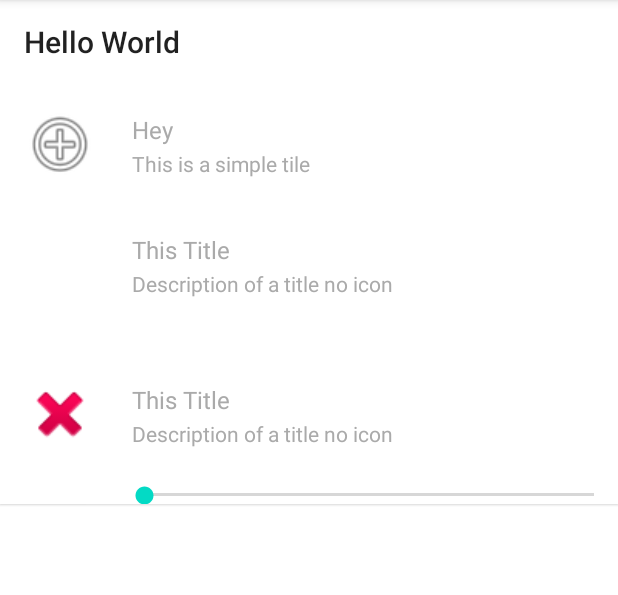
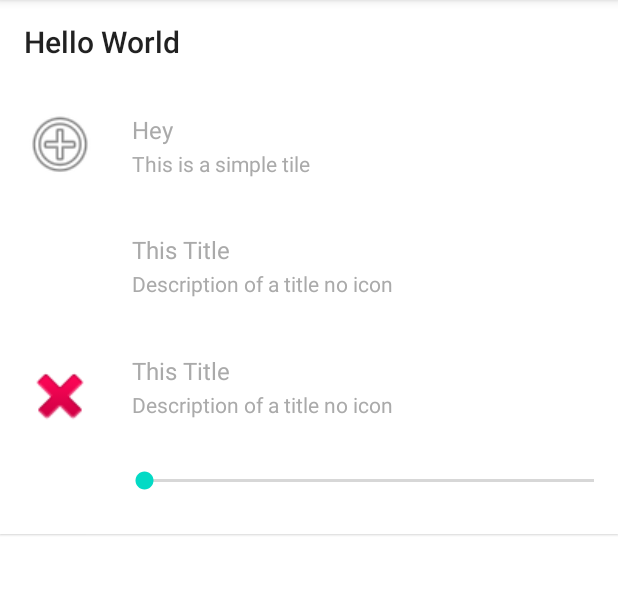
Before and after one commit to Idan503/MySettingsScreen, an Android app: the screen it shows after launch (MySettingsActivity), on a phone screen of 412 x 824 dp, the part 84-679 px from its top. Run offline under Robolectric (Android 15) with nearby library versions, the phone set to English and light mode, and no system bars.

Commit message:
Reformatted inner tile text layout

```diff
--- a/MySettingsScreen/src/main/java/com/idankorenisraeli/mysettingsscreen/activity/MySettingsActivity.java
+++ b/MySettingsScreen/src/main/java/com/idankorenisraeli/mysettingsscreen/activity/MySettingsActivity.java
@@ -35,7 +35,7 @@ public class MySettingsActivity extends AppCompatActivity {
         ArrayList<SettingsTileData<?>> dataTiles = new ArrayList<>();
         dataTiles.add(new ClickableTileData("Hey", "This is a simple tile")
                 .setIconId(android.R.drawable.ic_menu_add));
-        dataTiles.add(new TitleTileData("This Title", "Description of a title no icon").setInvisibleIcon(true));
+        dataTiles.add(new ClickableTileData("This Title", "Description of a title no icon").setInvisibleIcon(true));
         dataTiles.add(new SeekbarTileData("This Title", "Description of a title no icon")
             .setOnChange(new SeekBar.OnSeekBarChangeListener() {
                 @Override
--- a/MySettingsScreen/src/main/java/com/idankorenisraeli/mysettingsscreen/tile_holder/SettingsTileHolder.java
+++ b/MySettingsScreen/src/main/java/com/idankorenisraeli/mysettingsscreen/tile_holder/SettingsTileHolder.java
@@ -4,6 +4,7 @@ import android.graphics.drawable.Drawable;
 import android.service.autofill.VisibilitySetterAction;
 import android.view.View;
 import android.widget.ImageView;
+import android.widget.LinearLayout;
 import android.widget.TextView;
 
 import androidx.core.content.ContextCompat;
@@ -18,6 +19,7 @@ public abstract class SettingsTileHolder extends RecyclerView.ViewHolder {
     private ImageView iconImage;
 
 
+
     public SettingsTileHolder(View itemView) {
         super(itemView);
         findViews();
@@ -25,8 +27,9 @@ public abstract class SettingsTileHolder extends RecyclerView.ViewHolder {
 
 
     protected void findViews(){
-        titleText = itemView.findViewById(R.id.tile_LBL_title);
-        descriptionText = itemView.findViewById(R.id.tile_LBL_description);
+        LinearLayout innerTextLayout = itemView.findViewById(R.id.tile_INC_text);
+        titleText = innerTextLayout.findViewById(R.id.tile_LBL_title);
+        descriptionText = innerTextLayout.findViewById(R.id.tile_LBL_description);
         iconImage = itemView.findViewById(R.id.tile_IMG_icon);
     }
 
--- a/MySettingsScreen/src/main/java/com/idankorenisraeli/mysettingsscreen/tile_holder/TitleTileHolder.java
+++ b/MySettingsScreen/src/main/java/com/idankorenisraeli/mysettingsscreen/tile_holder/TitleTileHolder.java
@@ -17,7 +17,7 @@ public class TitleTileHolder extends SettingsTileHolder{
 
 
     @Override
-    public void setData(SettingsTileData tileObject) {
+    public void setData(SettingsTileData<?> tileObject) {
         super.setData(tileObject);
         TitleTileData mData = (TitleTileData) tileObject;
 
--- a/MySettingsScreen/src/main/res/layout/clickable_tile_layout.xml
+++ b/MySettingsScreen/src/main/res/layout/clickable_tile_layout.xml
@@ -16,21 +16,11 @@
             android:visibility="gone"
             />
 
-        <LinearLayout
-            android:id="@id/tile_LAY_text"
-            style="@style/InnerTileLayout"
-            android:layout_toEndOf="@id/tile_IMG_icon"
-            >
-
-            <TextView
-                android:id="@id/tile_LBL_title"
-                style="@style/TextView.TileTitle" />
-
-            <TextView
-                android:id="@id/tile_LBL_description"
-                style="@style/TextView.TileDescription" />
-
-        </LinearLayout>
+        <include
+            style="@style/IncludeTileText"
+            layout="@layout/text_inner_tile_layout"
+            android:id="@id/tile_INC_text"
+            />
 
     </RelativeLayout>
 
--- a/MySettingsScreen/src/main/res/layout/seekbar_tile_layout.xml
+++ b/MySettingsScreen/src/main/res/layout/seekbar_tile_layout.xml
@@ -1,45 +1,41 @@
 <?xml version="1.0" encoding="utf-8"?>
 <com.google.android.material.card.MaterialCardView xmlns:android="http://schemas.android.com/apk/res/android"
     xmlns:app="http://schemas.android.com/apk/res-auto"
+    xmlns:tools="http://schemas.android.com/tools"
     android:id="@id/tile_CARD_card"
     style="@style/TileCard"
-    android:layout_height="120dp">
+    android:layout_height="140dp">
 
 
     <RelativeLayout
         android:layout_width="match_parent"
-        android:layout_height="match_parent">
+        android:layout_height="match_parent"
+        android:paddingTop="8dp"
+        android:paddingBottom="8dp">
 
         <ImageView
             android:id="@id/tile_IMG_icon"
             style="@style/TileIcon"
+            android:layout_alignParentTop="true"
             android:contentDescription="@string/settings_icon"
             android:visibility="gone"
             />
 
-        <LinearLayout
-            android:id="@id/tile_LAY_text"
-            style="@style/InnerTileLayout"
-            android:layout_toEndOf="@id/tile_IMG_icon">
+        <include
+            style="@style/IncludeTileText"
+            android:layout_alignParentTop="true"
+            layout="@layout/text_inner_tile_layout"
+            android:id="@id/tile_INC_text"
+            tools:ignore="IncludeLayoutParam" />
 
-            <TextView
-                android:id="@id/tile_LBL_title"
-                style="@style/TextView.TileTitle" />
-
-            <TextView
-                android:id="@id/tile_LBL_description"
-                style="@style/TextView.TileDescription" />
-
-        </LinearLayout>
 
         <SeekBar
             android:layout_width="match_parent"
             android:layout_height="match_parent"
-            android:paddingTop="15dp"
-            android:layout_gravity="bottom"
-            android:layout_below="@id/tile_LAY_text"
+            android:paddingTop="4dp"
             android:layout_toEndOf="@id/tile_IMG_icon"
             android:id="@id/tile_SB_seekbar"
+            android:layout_below="@id/tile_INC_text"
             />
 
     </RelativeLayout>
--- a/MySettingsScreen/src/main/res/layout/switch_tile_layout.xml
+++ b/MySettingsScreen/src/main/res/layout/switch_tile_layout.xml
@@ -17,20 +17,11 @@
             android:visibility="gone"
             />
 
-        <LinearLayout
-            android:id="@id/tile_LAY_text"
-            style="@style/InnerTileLayout"
-            android:layout_toEndOf="@id/tile_IMG_icon">
-
-            <TextView
-                android:id="@id/tile_LBL_title"
-                style="@style/TextView.TileTitle" />
-
-            <TextView
-                android:id="@id/tile_LBL_description"
-                style="@style/TextView.TileDescription" />
-
-        </LinearLayout>
+        <include
+            style="@style/IncludeTileText"
+            layout="@layout/text_inner_tile_layout"
+            android:id="@id/tile_INC_text"
+            />
 
 
 
--- /dev/null
+++ b/MySettingsScreen/src/main/res/layout/text_inner_tile_layout.xml
@@ -0,0 +1,17 @@
+<?xml version="1.0" encoding="utf-8"?>
+<LinearLayout
+    xmlns:android="http://schemas.android.com/apk/res/android" android:layout_width="match_parent"
+    android:layout_height="match_parent"
+    android:id="@id/tile_LAY_text"
+    style="@style/InnerTileTextLayout">
+
+        <TextView
+            android:id="@id/tile_LBL_title"
+            style="@style/TextView.TileTitle.Resizable" />
+
+        <TextView
+            android:id="@id/tile_LBL_description"
+            style="@style/TextView.TileDescription.Resizable" />
+
+
+</LinearLayout>
--- a/MySettingsScreen/src/main/res/layout/title_tile_layout.xml
+++ b/MySettingsScreen/src/main/res/layout/title_tile_layout.xml
@@ -16,21 +16,12 @@
             android:visibility="gone"
             />
 
-        <LinearLayout
-            android:id="@id/tile_LAY_text"
-            android:layout_toEndOf="@id/tile_IMG_icon"
-            style="@style/InnerTileLayout">
 
-            <TextView
-                android:id="@id/tile_LBL_title"
-                style="@style/TextView.TileTitle.Resizable" />
-
-            <TextView
-                android:id="@id/tile_LBL_description"
-                style="@style/TextView.TileDescription.Resizable" />
-
-        </LinearLayout>
-
+        <include
+            style="@style/IncludeTileText"
+            layout="@layout/text_inner_tile_layout"
+            android:id="@id/tile_INC_text"
+            />
 
     </RelativeLayout>
 
--- a/MySettingsScreen/src/main/res/values/ids.xml
+++ b/MySettingsScreen/src/main/res/values/ids.xml
@@ -3,6 +3,7 @@
 
     <!-- Common Views IDS -->
     <item name="tile_LAY_text" type="id"/>
+    <item name="tile_INC_text" type="id"/>
     <item name="tile_CARD_card" type="id"/>
     <item name="tile_IMG_icon" type="id"/>
     <item name="tile_LBL_title" type="id"/>
--- a/MySettingsScreen/src/main/res/values/themes.xml
+++ b/MySettingsScreen/src/main/res/values/themes.xml
@@ -32,13 +32,20 @@
     </style>
 
 
-    <!-- Inner Layout of Tiles -->
-
-    <style name="InnerTileLayout">
+    <style name="IncludeTileText">
         <item name="android:layout_width">wrap_content</item>
         <item name="android:layout_height">wrap_content</item>
         <item name="android:layout_gravity">center_vertical</item>
         <item name="android:layout_centerVertical">true</item>
+        <item name="android:layout_toEndOf">@id/tile_IMG_icon</item>
+    </style>
+
+    <!-- Inner Layout of Tiles -->
+
+    <style name="InnerTileTextLayout">
+        <item name="android:layout_width">wrap_content</item>
+        <item name="android:layout_height">wrap_content</item>
+        <item name="android:layout_gravity">center_vertical</item>
         <item name="android:orientation">vertical</item>
         <item name="android:paddingStart">8dp</item>
         <item name="android:paddingEnd">2dp</item>
```
